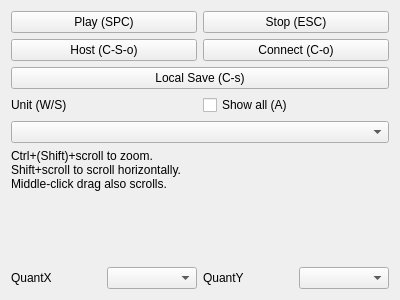
yuxshao/ptcollab, file editor/SideMenu.ui: the form before one commit.
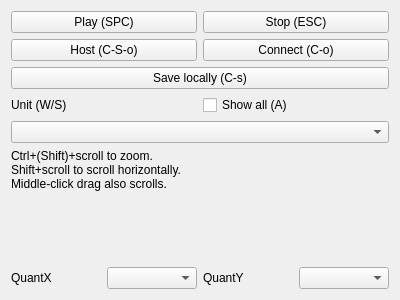
The form after the commit. Icons and pictures are not drawn.

Commit message: cleaner save locally semantics

```diff
--- a/editor/SideMenu.ui
+++ b/editor/SideMenu.ui
@@ -69,7 +69,7 @@
       <enum>Qt::NoFocus</enum>
      </property>
      <property name="text">
-      <string>Local Save (C-s)</string>
+      <string>Save locally (C-s)</string>
      </property>
     </widget>
    </item>
```
The commit also changes 3 other files.
